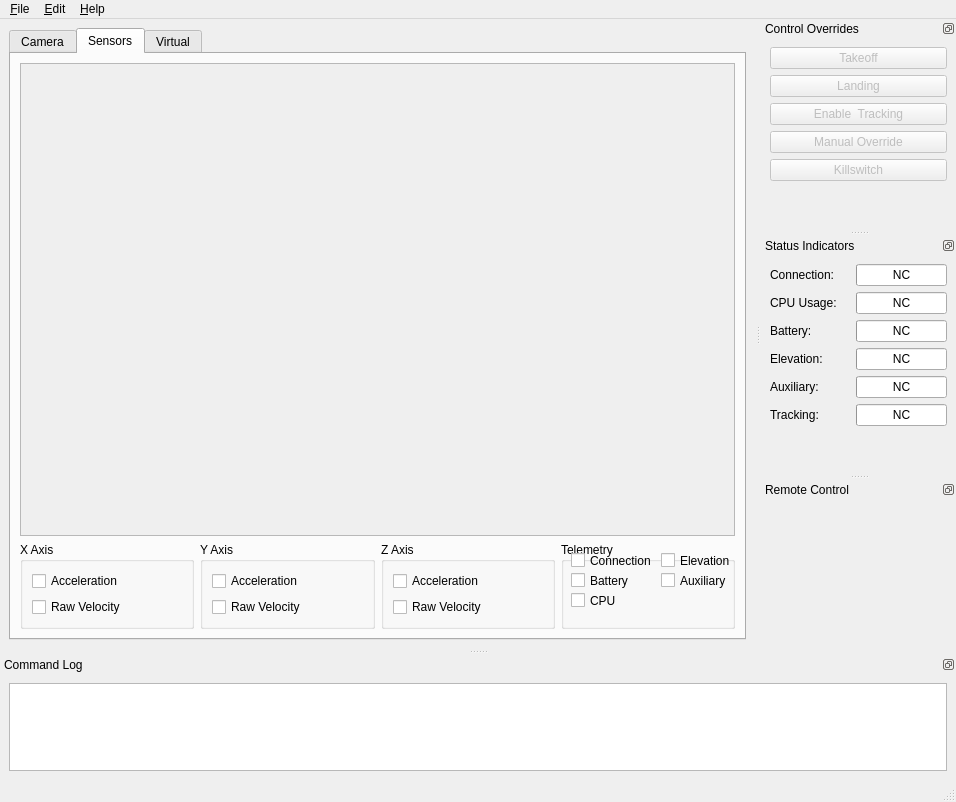
The window that heliview/src/ApplicationFrame.ui (gcsmith/ktgt-uav-desktop) describes before a commit, drawn with Qt 5.
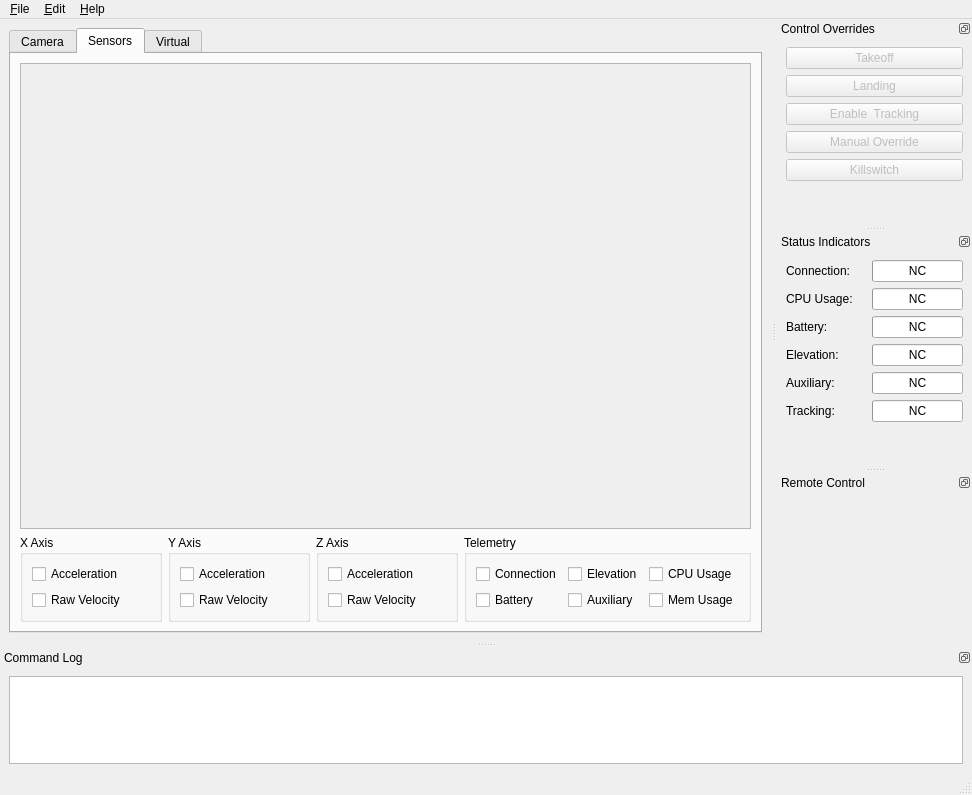
The same window after the commit. The open tabs and pages were chosen to show the change. Icons and pictures are not drawn.

```diff
--- a/heliview/src/ApplicationFrame.ui
+++ b/heliview/src/ApplicationFrame.ui
@@ -6,8 +6,8 @@
    <rect>
     <x>0</x>
     <y>0</y>
-    <width>956</width>
-    <height>802</height>
+    <width>972</width>
+    <height>795</height>
    </rect>
   </property>
   <property name="windowTitle">
@@ -64,8 +64,8 @@
             <rect>
              <x>0</x>
              <y>0</y>
-             <width>60</width>
-             <height>16</height>
+             <width>729</width>
+             <height>458</height>
             </rect>
            </property>
           </widget>
@@ -150,71 +150,50 @@
             <property name="title">
              <string>Telemetry</string>
             </property>
+            <layout class="QGridLayout" name="gridLayout_4">
+             <item row="0" column="0">
             <widget class="QCheckBox" name="cbConn">
-             <property name="geometry">
-              <rect>
-               <x>10</x>
-               <y>10</y>
-               <width>81</width>
-               <height>17</height>
-              </rect>
-             </property>
              <property name="text">
               <string>Connection</string>
              </property>
             </widget>
+             </item>
+             <item row="1" column="0">
             <widget class="QCheckBox" name="cbBatt">
-             <property name="geometry">
-              <rect>
-               <x>10</x>
-               <y>30</y>
-               <width>72</width>
-               <height>17</height>
-              </rect>
-             </property>
              <property name="text">
               <string>Battery</string>
              </property>
             </widget>
-            <widget class="QCheckBox" name="cbElev">
-             <property name="geometry">
-              <rect>
-               <x>100</x>
-               <y>10</y>
-               <width>72</width>
-               <height>17</height>
-              </rect>
-             </property>
-             <property name="text">
-              <string>Elevation</string>
-             </property>
-            </widget>
+             </item>
+             <item row="1" column="1">
             <widget class="QCheckBox" name="cbAux">
-             <property name="geometry">
-              <rect>
-               <x>100</x>
-               <y>30</y>
-               <width>72</width>
-               <height>17</height>
-              </rect>
-             </property>
              <property name="text">
               <string>Auxiliary</string>
              </property>
             </widget>
+             </item>
+             <item row="0" column="1">
+              <widget class="QCheckBox" name="cbElev">
+               <property name="text">
+                <string>Elevation</string>
+               </property>
+              </widget>
+             </item>
+             <item row="0" column="2">
             <widget class="QCheckBox" name="cbCpu">
-             <property name="geometry">
-              <rect>
-               <x>10</x>
-               <y>50</y>
-               <width>72</width>
-               <height>17</height>
-              </rect>
-             </property>
+               <property name="text">
+                <string>CPU Usage</string>
+               </property>
+              </widget>
+             </item>
+             <item row="1" column="2">
+              <widget class="QCheckBox" name="cbMem">
              <property name="text">
-              <string>CPU</string>
-             </property>
-            </widget>
+                <string>Mem Usage</string>
+               </property>
+              </widget>
+             </item>
+            </layout>
            </widget>
           </item>
          </layout>
@@ -240,8 +219,8 @@
     <rect>
      <x>0</x>
      <y>0</y>
-     <width>956</width>
-     <height>25</height>
+     <width>972</width>
+     <height>24</height>
     </rect>
    </property>
    <widget class="QMenu" name="menuFile">
@@ -692,7 +671,7 @@
         <string>&lt;!DOCTYPE HTML PUBLIC &quot;-//W3C//DTD HTML 4.0//EN&quot; &quot;http://www.w3.org/TR/REC-html40/strict.dtd&quot;&gt;
 &lt;html&gt;&lt;head&gt;&lt;meta name=&quot;qrichtext&quot; content=&quot;1&quot; /&gt;&lt;style type=&quot;text/css&quot;&gt;
 p, li { white-space: pre-wrap; }
-&lt;/style&gt;&lt;/head&gt;&lt;body style=&quot; font-family:'Sans'; font-size:10pt; font-weight:400; font-style:normal;&quot;&gt;
+&lt;/style&gt;&lt;/head&gt;&lt;body style=&quot; font-family:'Tahoma'; font-size:8pt; font-weight:400; font-style:normal;&quot;&gt;
 &lt;p style=&quot;-qt-paragraph-type:empty; margin-top:0px; margin-bottom:0px; margin-left:0px; margin-right:0px; -qt-block-indent:0; text-indent:0px; font-family:'Sans Serif'; font-size:9pt;&quot;&gt;&lt;/p&gt;&lt;/body&gt;&lt;/html&gt;</string>
        </property>
        <property name="tabStopWidth">
```
Left out of the diff: 56 changed lines with no effect on the pictures. Lines whose indentation alone changed are shown as unchanged.
